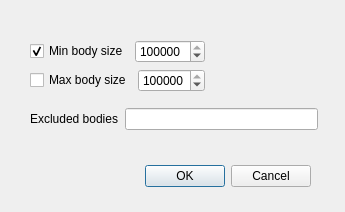
This is neurolabi/gui/flyembodyfilterdialog.ui in janelia-flyem/NeuTu as Qt 5 draws it before an edit. The edited form follows.
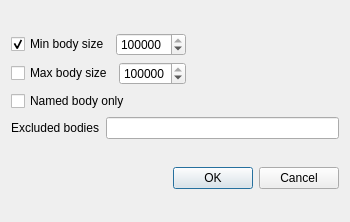
This is the edited form.

Commit message: fix process dialog

```diff
--- a/neurolabi/gui/flyembodyfilterdialog.ui
+++ b/neurolabi/gui/flyembodyfilterdialog.ui
@@ -6,38 +6,15 @@
    <rect>
     <x>0</x>
     <y>0</y>
-    <width>345</width>
-    <height>212</height>
+    <width>350</width>
+    <height>222</height>
    </rect>
   </property>
   <property name="windowTitle">
    <string>Neuron Body Filter</string>
   </property>
-  <widget class="QDialogButtonBox" name="buttonBox">
-   <property name="geometry">
-    <rect>
-     <x>130</x>
-     <y>160</y>
-     <width>181</width>
-     <height>32</height>
-    </rect>
-   </property>
-   <property name="orientation">
-    <enum>Qt::Horizontal</enum>
-   </property>
-   <property name="standardButtons">
-    <set>QDialogButtonBox::Cancel|QDialogButtonBox::Ok</set>
-   </property>
-  </widget>
-  <widget class="QWidget" name="layoutWidget">
-   <property name="geometry">
-    <rect>
-     <x>30</x>
-     <y>30</y>
-     <width>288</width>
-     <height>111</height>
-    </rect>
-   </property>
+  <layout class="QVBoxLayout" name="verticalLayout_3">
+   <item>
    <layout class="QVBoxLayout" name="verticalLayout_2">
     <item>
      <layout class="QHBoxLayout" name="horizontalLayout_4">
@@ -108,6 +85,13 @@
       </item>
      </layout>
     </item>
+     <item>
+      <widget class="QCheckBox" name="namedBodyCheckBox">
+       <property name="text">
+        <string>Named body only</string>
+       </property>
+      </widget>
+     </item>
     <item>
      <layout class="QHBoxLayout" name="horizontalLayout_3">
       <item>
@@ -127,7 +111,18 @@
      </layout>
     </item>
    </layout>
-  </widget>
+   </item>
+   <item>
+    <widget class="QDialogButtonBox" name="buttonBox">
+     <property name="orientation">
+      <enum>Qt::Horizontal</enum>
+     </property>
+     <property name="standardButtons">
+      <set>QDialogButtonBox::Cancel|QDialogButtonBox::Ok</set>
+     </property>
+    </widget>
+   </item>
+  </layout>
  </widget>
  <resources/>
  <connections>
```
Lines whose indentation alone changed are shown as unchanged. The commit also changes 26 other files.
